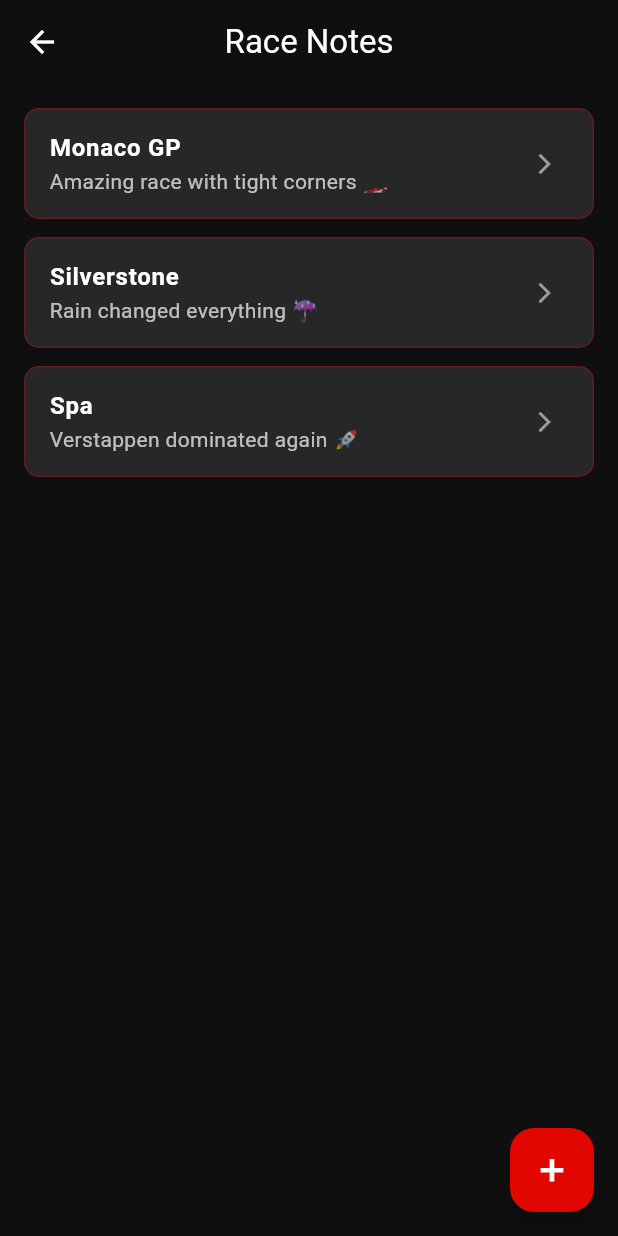
After one commit to Mary-Eqdaih/Formula-1-Flutter, a Flutter app: the HomeScreen screen opened by its route, after a tap on the "note add" icon, on a phone screen of 412 x 824 dp. The commit adds this screen. Run offline on Flutter 3.47's test engine with Material 3 defaults, Android fonts, the phone set to English and light mode, and no system bars; our stand-ins replace flutter_svg, shared_preferences; accounts and stored records are empty; network calls fail.

Commit message:
Persist favorite teams and add notes feature
- Implement persistence for favorite teams using `SharedPreferences`.
- Add `constructorId` to `TeamsModel` to uniquely identify teams for storage.
- Update `F1Provider` to load saved favorites on app startup via a new `init` method.
- Modify `LocalStorageData` to include functions for saving and loading favorite team IDs.

- Introduce a new "Race Notes" screen with a mock UI for displaying and adding notes.
- Add a floating action button on the `HomeScreen` to navigate to the new `Notes` screen.
- Define a new `/notes` route.
- Enhance the `Favorites` screen UI.
- Delete the default `widget_test.dart`.

```diff
--- a/lib/f1/data/models/teams_model.dart
+++ b/lib/f1/data/models/teams_model.dart
@@ -2,11 +2,13 @@ class TeamsModel {
   final String teamName;
   final String nationality;
   final String logo;
+  final String constructorId;
 
   TeamsModel({
     required this.teamName,
     required this.nationality,
     required this.logo,
+    required this.constructorId,
   });
 
   factory TeamsModel.fromJson(Map<String, dynamic> json) {
@@ -27,6 +29,7 @@ class TeamsModel {
     };
 
     return TeamsModel(
+      constructorId: json["constructorId"],
       teamName: name,
       nationality: json['nationality'] ?? '',
       logo: logos[name] ?? 'assets/images/F1_logo.svg', // fallback if missing
--- a/lib/f1/presentation/screens/home/home_screen.dart
+++ b/lib/f1/presentation/screens/home/home_screen.dart
@@ -43,6 +43,14 @@ class _HomeScreenState extends State<HomeScreen> {
         ],
       ),
       backgroundColor: darkBg,
+      floatingActionButton: FloatingActionButton(
+        backgroundColor: f1Red,
+        onPressed: () {
+          Navigator.pushNamed(context, Routes.notes);
+        },
+        child: const Icon(Icons.note_add,color: Colors.white,fontWeight: FontWeight.bold,),
+      ),
+
       appBar: AppBar(
         backgroundColor: darkBg,
         elevation: 0,
--- /dev/null
+++ b/lib/f1/presentation/screens/notes/notes.dart
@@ -0,0 +1,93 @@
+import 'package:flutter/material.dart';
+
+class Notes extends StatefulWidget {
+  const Notes({super.key});
+
+  @override
+  State<Notes> createState() => _NotesState();
+}
+
+class _NotesState extends State<Notes> {
+  // Temporary mock data (you’ll replace this later with SQLite)
+  final List<Map<String, String>> notes = [
+    {'title': 'Monaco GP', 'body': 'Amazing race with tight corners 🏎️'},
+    {'title': 'Silverstone', 'body': 'Rain changed everything ☔'},
+    {'title': 'Spa', 'body': 'Verstappen dominated again 🚀'},
+  ];
+
+  @override
+  Widget build(BuildContext context) {
+    const darkBg = Color(0xFF0F0F10);
+    const f1Red = Color(0xFFE10600);
+
+    return Scaffold(
+      backgroundColor: darkBg,
+      appBar: AppBar(
+        backgroundColor: darkBg,
+        title: const Text(
+          'Race Notes',
+          style: TextStyle(color: Colors.white),
+        ),
+        centerTitle: true,
+        iconTheme: const IconThemeData(color: Colors.white),
+      ),
+
+      // 📝 Main body
+      body: Padding(
+        padding: const EdgeInsets.all(16.0),
+        child: notes.isEmpty
+            ? const Center(
+          child: Text(
+            'No notes yet.\nTap + to add one!',
+            textAlign: TextAlign.center,
+            style: TextStyle(color: Colors.white54, fontSize: 16),
+          ),
+        )
+            : ListView.builder(
+          itemCount: notes.length,
+          itemBuilder: (context, index) {
+            final note = notes[index];
+            return Container(
+              margin: const EdgeInsets.only(bottom: 12),
+              decoration: BoxDecoration(
+                color: Colors.white10,
+                borderRadius: BorderRadius.circular(10),
+                border: Border.all(color: f1Red.withOpacity(0.3)),
+              ),
+              child: ListTile(
+                title: Text(
+                  note['title']!,
+                  style: const TextStyle(
+                      color: Colors.white,
+                      fontWeight: FontWeight.bold,
+                      fontSize: 16),
+                ),
+                subtitle: Text(
+                  note['body']!,
+                  style: const TextStyle(
+                    color: Colors.white70,
+                    fontSize: 14,
+                  ),
+                ),
+                trailing: const Icon(Icons.arrow_forward_ios,
+                    size: 16, color: Colors.white54),
+                onTap: () {
+                  // Later: open note for editing
+                },
+              ),
+            );
+          },
+        ),
+      ),
+
+
+      floatingActionButton: FloatingActionButton(
+        backgroundColor: f1Red,
+        onPressed: () {
+          Navigator.pushNamed(context, '/addNote'); // Go to AddNotePage
+        },
+        child: const Icon(Icons.add,color: Colors.white,fontWeight: FontWeight.bold,),
+      ),
+    );
+  }
+}
--- a/lib/routes/routes.dart
+++ b/lib/routes/routes.dart
@@ -5,4 +5,5 @@ class Routes {
     static const String home = "/home";
     static const String teamDetails = "/teamDetails";
     static const String favs = "/favs";
+    static const String notes = "/notes";
 }
```
Also changed, not shown: lib/f1/data/local/local_storage.dart (+15 -0 lines), lib/f1/presentation/providers/f1_provider.dart (+30 -6 lines), lib/f1/presentation/screens/favorites/favorites.dart (+37 -9 lines), lib/f1/presentation/widgets/teams_widget.dart (+24 -17 lines), lib/main.dart (+13 -13 lines), 1 other file.
